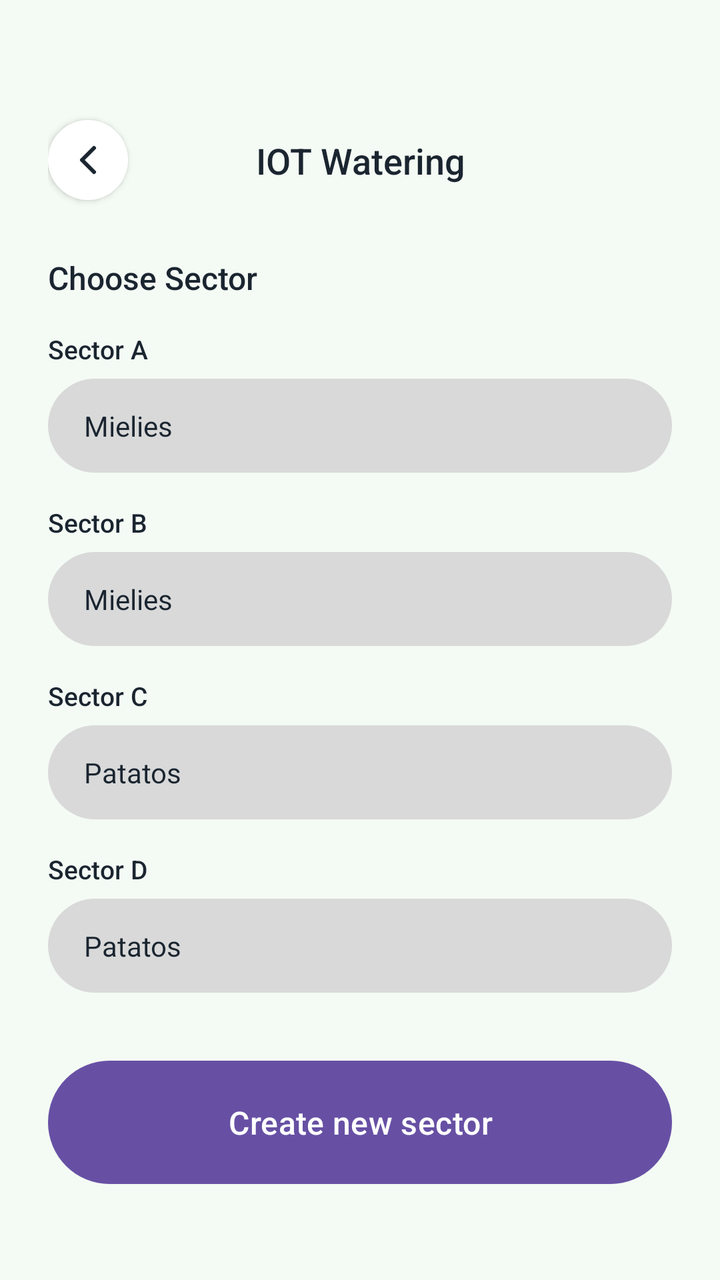
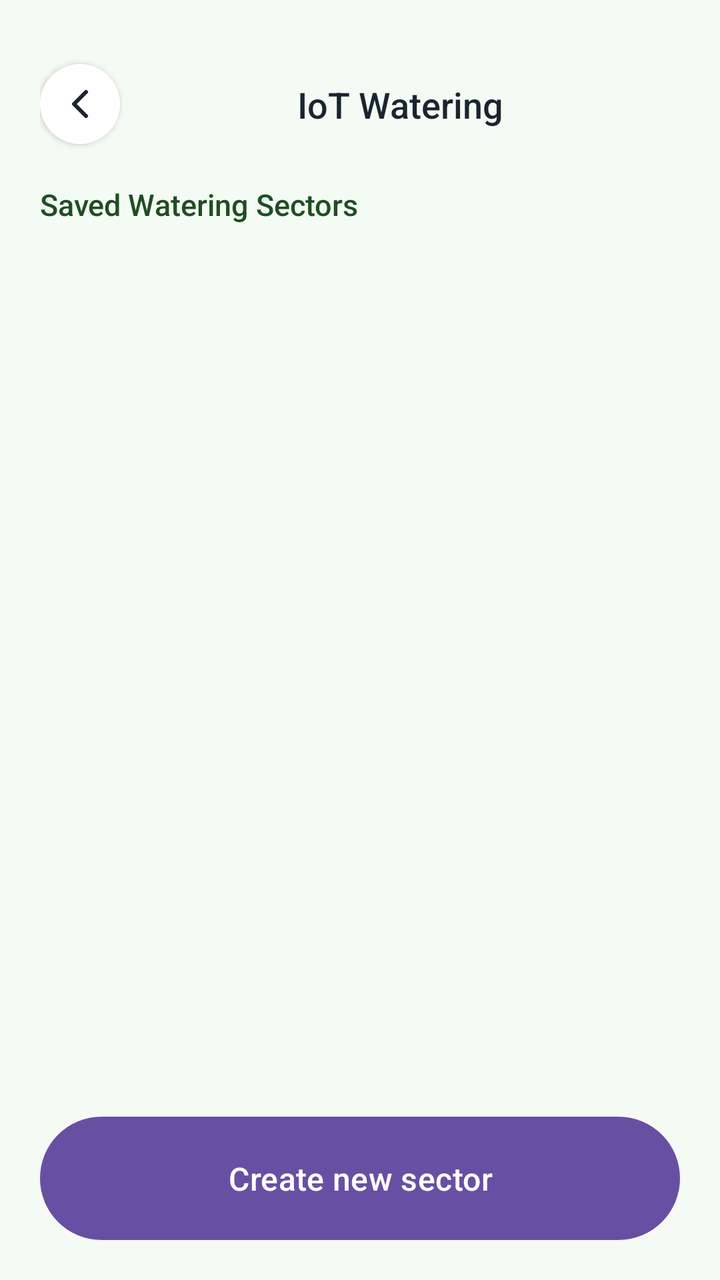

Screens rendered from an Android XML layout before and after an edit, with the pre-edit source and the edit as a unified diff.
<!-- AndroidManifest.xml: application theme Theme.Undersoil -->
<!-- res/layout/activity_iot_watering.xml -->
<?xml version="1.0" encoding="utf-8"?>
<androidx.constraintlayout.widget.ConstraintLayout xmlns:android="http://schemas.android.com/apk/res/android"
    xmlns:app="http://schemas.android.com/apk/res-auto"
    android:layout_width="match_parent"
    android:layout_height="match_parent"
    android:background="@color/bg_light_green"
    android:padding="24dp">

    <ImageButton
        android:id="@+id/backButton"
        android:layout_width="40dp"
        android:layout_height="40dp"
        android:layout_marginTop="36dp"
        android:background="@drawable/bg_circle_white"
        android:elevation="2dp"
        android:padding="10dp"
        android:src="@drawable/ic_back_arrow"
        android:contentDescription="Back"
        app:layout_constraintStart_toStartOf="parent"
        app:layout_constraintTop_toTopOf="parent" />

    <TextView
        android:id="@+id/titleText"
        android:layout_width="0dp"
        android:layout_height="wrap_content"
        android:fontFamily="sans-serif-medium"
        android:gravity="center"
        android:text="IOT Watering"
        android:textColor="@color/text_dark"
        android:textSize="18sp"
        app:layout_constraintBottom_toBottomOf="@id/backButton"
        app:layout_constraintEnd_toEndOf="parent"
        app:layout_constraintStart_toStartOf="parent"
        app:layout_constraintTop_toTopOf="@id/backButton" />

    <TextView
        android:id="@+id/chooseSectorLabel"
        android:layout_width="wrap_content"
        android:layout_height="wrap_content"
        android:layout_marginTop="28dp"
        android:fontFamily="sans-serif-medium"
        android:text="Choose Sector"
        android:textColor="@color/text_dark"
        android:textSize="16sp"
        app:layout_constraintStart_toStartOf="parent"
        app:layout_constraintTop_toBottomOf="@id/backButton" />

    <androidx.core.widget.NestedScrollView
        android:layout_width="0dp"
        android:layout_height="0dp"
        android:layout_marginTop="16dp"
        app:layout_constraintBottom_toTopOf="@id/createSectorButton"
        app:layout_constraintEnd_toEndOf="parent"
        app:layout_constraintStart_toStartOf="parent"
        app:layout_constraintTop_toBottomOf="@id/chooseSectorLabel">

        <LinearLayout
            android:layout_width="match_parent"
            android:layout_height="wrap_content"
            android:orientation="vertical">

            <TextView
                android:layout_width="wrap_content"
                android:layout_height="wrap_content"
                android:fontFamily="sans-serif-medium"
                android:text="Sector A"
                android:textColor="@color/text_dark"
                android:textSize="13sp" />

            <TextView
                android:layout_width="match_parent"
                android:layout_height="wrap_content"
                android:layout_marginTop="6dp"
                android:layout_marginBottom="16dp"
                android:background="@drawable/bg_pill_grey_input"
                android:fontFamily="sans-serif"
                android:paddingHorizontal="18dp"
                android:paddingVertical="14dp"
                android:text="Mielies"
                android:textColor="@color/text_dark"
                android:textSize="14sp" />

            <TextView
                android:layout_width="wrap_content"
                android:layout_height="wrap_content"
                android:fontFamily="sans-serif-medium"
                android:text="Sector B"
                android:textColor="@color/text_dark"
                android:textSize="13sp" />

            <TextView
                android:layout_width="match_parent"
                android:layout_height="wrap_content"
                android:layout_marginTop="6dp"
                android:layout_marginBottom="16dp"
                android:background="@drawable/bg_pill_grey_input"
                android:fontFamily="sans-serif"
                android:paddingHorizontal="18dp"
                android:paddingVertical="14dp"
                android:text="Mielies"
                android:textColor="@color/text_dark"
                android:textSize="14sp" />

            <TextView
                android:layout_width="wrap_content"
                android:layout_height="wrap_content"
                android:fontFamily="sans-serif-medium"
                android:text="Sector C"
                android:textColor="@color/text_dark"
                android:textSize="13sp" />

            <TextView
                android:layout_width="match_parent"
                android:layout_height="wrap_content"
                android:layout_marginTop="6dp"
                android:layout_marginBottom="16dp"
                android:background="@drawable/bg_pill_grey_input"
                android:fontFamily="sans-serif"
                android:paddingHorizontal="18dp"
                android:paddingVertical="14dp"
                android:text="Patatos"
                android:textColor="@color/text_dark"
                android:textSize="14sp" />

            <TextView
                android:layout_width="wrap_content"
                android:layout_height="wrap_content"
                android:fontFamily="sans-serif-medium"
                android:text="Sector D"
                android:textColor="@color/text_dark"
                android:textSize="13sp" />

            <TextView
                android:layout_width="match_parent"
                android:layout_height="wrap_content"
                android:layout_marginTop="6dp"
                android:background="@drawable/bg_pill_grey_input"
                android:fontFamily="sans-serif"
                android:paddingHorizontal="18dp"
                android:paddingVertical="14dp"
                android:text="Patatos"
                android:textColor="@color/text_dark"
                android:textSize="14sp" />

        </LinearLayout>
    </androidx.core.widget.NestedScrollView>

    <Button
        android:id="@+id/createSectorButton"
        android:layout_width="0dp"
        android:layout_height="wrap_content"
        android:layout_marginBottom="24dp"
        android:background="@drawable/bg_pill_green"
        android:elevation="2dp"
        android:fontFamily="sans-serif-medium"
        android:paddingVertical="16dp"
        android:text="Create new sector"
        android:textAllCaps="false"
        android:textColor="@color/white"
        android:textSize="16sp"
        app:layout_constraintBottom_toBottomOf="parent"
        app:layout_constraintEnd_toEndOf="parent"
        app:layout_constraintStart_toStartOf="parent" />

</androidx.constraintlayout.widget.ConstraintLayout>
<!-- resources referenced by this layout -->
<resources>
  <color name="bg_light_green">#F4FAF4</color>
  <color name="text_dark">#1A2530</color>
  <color name="white">#FFFFFFFF</color>
  <!-- drawable bg_circle_white (drawable) -->
  <?xml version="1.0" encoding="utf-8"?>
  <shape xmlns:android="http://schemas.android.com/apk/res/android"
      android:shape="oval">
      <solid android:color="@color/white" />
  </shape>
  <!-- drawable bg_pill_green (drawable) -->
  <?xml version="1.0" encoding="utf-8"?>
  <shape xmlns:android="http://schemas.android.com/apk/res/android"
      android:shape="rectangle">
      <solid android:color="@color/main_green" />
      <corners android:radius="50dp" />
  </shape>
  <!-- drawable bg_pill_grey_input (drawable) -->
  <?xml version="1.0" encoding="utf-8"?>
  <shape xmlns:android="http://schemas.android.com/apk/res/android"
      android:shape="rectangle">
      <solid android:color="@color/card_grey" />
      <corners android:radius="50dp" />
  </shape>
  <!-- drawable ic_back_arrow (drawable) -->
  <?xml version="1.0" encoding="utf-8"?>
  <vector xmlns:android="http://schemas.android.com/apk/res/android"
      android:width="24dp"
      android:height="24dp"
      android:viewportWidth="24"
      android:viewportHeight="24">
      <path
          android:fillColor="@android:color/transparent"
          android:strokeColor="#1A2530"
          android:strokeWidth="2"
          android:strokeLineCap="round"
          android:strokeLineJoin="round"
          android:pathData="M15,18 L9,12 L15,6" />
  </vector>
  <style name="Theme.Undersoil" parent="Base.Theme.Undersoil" />
  <color name="main_green">#1F4E20</color>
  <color name="card_grey">#D9D9D9</color>
  <style name="Base.Theme.Undersoil" parent="Theme.Material3.DayNight.NoActionBar">
          
      </style>
</resources>

<!-- the commit's change to res/layout/activity_iot_watering.xml (unified diff, before → after) -->
@@ -1,16 +1,17 @@
 <?xml version="1.0" encoding="utf-8"?>
 <androidx.constraintlayout.widget.ConstraintLayout xmlns:android="http://schemas.android.com/apk/res/android"
     xmlns:app="http://schemas.android.com/apk/res-auto"
+    android:id="@+id/main"
     android:layout_width="match_parent"
     android:layout_height="match_parent"
     android:background="@color/bg_light_green"
-    android:padding="24dp">
+    android:padding="20dp">
 
     <ImageButton
         android:id="@+id/backButton"
         android:layout_width="40dp"
         android:layout_height="40dp"
-        android:layout_marginTop="36dp"
+        android:layout_marginTop="12dp"
         android:background="@drawable/bg_circle_white"
         android:elevation="2dp"
         android:padding="10dp"
@@ -25,131 +26,92 @@
         android:layout_height="wrap_content"
         android:fontFamily="sans-serif-medium"
         android:gravity="center"
-        android:text="IOT Watering"
+        android:text="IoT Watering"
         android:textColor="@color/text_dark"
         android:textSize="18sp"
         app:layout_constraintBottom_toBottomOf="@id/backButton"
         app:layout_constraintEnd_toEndOf="parent"
-        app:layout_constraintStart_toStartOf="parent"
+        app:layout_constraintStart_toEndOf="@id/backButton"
         app:layout_constraintTop_toTopOf="@id/backButton" />
 
     <TextView
         android:id="@+id/chooseSectorLabel"
         android:layout_width="wrap_content"
         android:layout_height="wrap_content"
-        android:layout_marginTop="28dp"
+        android:layout_marginTop="20dp"
         android:fontFamily="sans-serif-medium"
-        android:text="Choose Sector"
-        android:textColor="@color/text_dark"
-        android:textSize="16sp"
+        android:text="Saved Watering Sectors"
+        android:textColor="@color/main_green"
+        android:textSize="15sp"
         app:layout_constraintStart_toStartOf="parent"
         app:layout_constraintTop_toBottomOf="@id/backButton" />
 
-    <androidx.core.widget.NestedScrollView
+    <FrameLayout
+        android:id="@+id/sectorsContainer"
         android:layout_width="0dp"
         android:layout_height="0dp"
-        android:layout_marginTop="16dp"
+        android:layout_marginTop="8dp"
+        android:layout_marginBottom="16dp"
         app:layout_constraintBottom_toTopOf="@id/createSectorButton"
         app:layout_constraintEnd_toEndOf="parent"
         app:layout_constraintStart_toStartOf="parent"
         app:layout_constraintTop_toBottomOf="@id/chooseSectorLabel">
 
+        <androidx.recyclerview.widget.RecyclerView
+            android:id="@+id/rvSectors"
+            android:layout_width="match_parent"
+            android:layout_height="match_parent"
+            android:clipToPadding="false"
+            android:scrollbars="vertical" />
+
         <LinearLayout
+            android:id="@+id/layoutEmptyState"
             android:layout_width="match_parent"
             android:layout_height="wrap_content"
-            android:orientation="vertical">
+            android:layout_gravity="center"
+            android:gravity="center"
+            android:orientation="vertical"
+            android:padding="16dp"
+            android:visibility="gone">
+
+            <TextView
+                android:id="@+id/tvEmptyStateText"
+                android:layout_width="wrap_content"
+                android:layout_height="wrap_content"
+                android:fontFamily="sans-serif-medium"
+                android:text="No sectors added yet"
+                android:textColor="@color/text_dark"
+                android:textSize="16sp" />
 
             <TextView
                 android:layout_width="wrap_content"
                 android:layout_height="wrap_content"
-                android:fontFamily="sans-serif-medium"
-                android:text="Sector A"
-                android:textColor="@color/text_dark"
+                android:layout_marginTop="4dp"
+                android:fontFamily="sans-serif"
+                android:text="Create a sector to configure automated IoT watering zones."
+                android:textAlignment="center"
+                android:textColor="@color/text_sub"
                 android:textSize="13sp" />
 
-            <TextView
-                android:layout_width="match_parent"
-                android:layout_height="wrap_content"
-                android:layout_marginTop="6dp"
-                android:layout_marginBottom="16dp"
-                android:background="@drawable/bg_pill_grey_input"
-                android:fontFamily="sans-serif"
-                android:paddingHorizontal="18dp"
-                android:paddingVertical="14dp"
-                android:text="Mielies"
-                android:textColor="@color/text_dark"
-                android:textSize="14sp" />
-
-            <TextView
+            <Button
+                android:id="@+id/btnEmptyAddSector"
                 android:layout_width="wrap_content"
                 android:layout_height="wrap_content"
-                android:fontFamily="sans-serif-medium"
-                android:text="Sector B"
-                android:textColor="@color/text_dark"
-                android:textSize="13sp" />
-
-            <TextView
-                android:layout_width="match_parent"
-                android:layout_height="wrap_content"
-                android:layout_marginTop="6dp"
-                android:layout_marginBottom="16dp"
-                android:background="@drawable/bg_pill_grey_input"
-                android:fontFamily="sans-serif"
-                android:paddingHorizontal="18dp"
-                android:paddingVertical="14dp"
-                android:text="Mielies"
-                android:textColor="@color/text_dark"
+                android:layout_marginTop="16dp"
+                android:background="@drawable/bg_pill_green"
+                android:paddingHorizontal="24dp"
+                android:paddingVertical="10dp"
+                android:text="Add Sector"
+                android:textAllCaps="false"
+                android:textColor="@color/white"
                 android:textSize="14sp" />
-
-            <TextView
-                android:layout_width="wrap_content"
-                android:layout_height="wrap_content"
-                android:fontFamily="sans-serif-medium"
-                android:text="Sector C"
-                android:textColor="@color/text_dark"
-                android:textSize="13sp" />
-
-            <TextView
-                android:layout_width="match_parent"
-                android:layout_height="wrap_content"
-                android:layout_marginTop="6dp"
-                android:layout_marginBottom="16dp"
-                android:background="@drawable/bg_pill_grey_input"
-                android:fontFamily="sans-serif"
-                android:paddingHorizontal="18dp"
-                android:paddingVertical="14dp"
-                android:text="Patatos"
-                android:textColor="@color/text_dark"
-                android:textSize="14sp" />
-
-            <TextView
-                android:layout_width="wrap_content"
-                android:layout_height="wrap_content"
-                android:fontFamily="sans-serif-medium"
-                android:text="Sector D"
-                android:textColor="@color/text_dark"
-                android:textSize="13sp" />
-
-            <TextView
-                android:layout_width="match_parent"
-                android:layout_height="wrap_content"
-                android:layout_marginTop="6dp"
-                android:background="@drawable/bg_pill_grey_input"
-                android:fontFamily="sans-serif"
-                android:paddingHorizontal="18dp"
-                android:paddingVertical="14dp"
-                android:text="Patatos"
-                android:textColor="@color/text_dark"
-                android:textSize="14sp" />
-
         </LinearLayout>
-    </androidx.core.widget.NestedScrollView>
+    </FrameLayout>
 
     <Button
         android:id="@+id/createSectorButton"
         android:layout_width="0dp"
         android:layout_height="wrap_content"
-        android:layout_marginBottom="24dp"
         android:background="@drawable/bg_pill_green"
         android:elevation="2dp"
         android:fontFamily="sans-serif-medium"
<!-- resource entries referenced after the edit -->
@@ -2,6 +2,7 @@
 <resources>
   <color name="bg_light_green">#F4FAF4</color>
   <color name="text_dark">#1A2530</color>
+  <color name="text_sub">#707B81</color>
   <color name="white">#FFFFFFFF</color>
   <!-- drawable bg_circle_white (drawable) -->
   <?xml version="1.0" encoding="utf-8"?>
@@ -14,13 +15,6 @@
   <shape xmlns:android="http://schemas.android.com/apk/res/android"
       android:shape="rectangle">
       <solid android:color="@color/main_green" />
-      <corners android:radius="50dp" />
-  </shape>
-  <!-- drawable bg_pill_grey_input (drawable) -->
-  <?xml version="1.0" encoding="utf-8"?>
-  <shape xmlns:android="http://schemas.android.com/apk/res/android"
-      android:shape="rectangle">
-      <solid android:color="@color/card_grey" />
       <corners android:radius="50dp" />
   </shape>
   <!-- drawable ic_back_arrow (drawable) -->
@@ -40,7 +34,6 @@
   </vector>
   <style name="Theme.Undersoil" parent="Base.Theme.Undersoil" />
   <color name="main_green">#1F4E20</color>
-  <color name="card_grey">#D9D9D9</color>
   <style name="Base.Theme.Undersoil" parent="Theme.Material3.DayNight.NoActionBar">
           
       </style>
